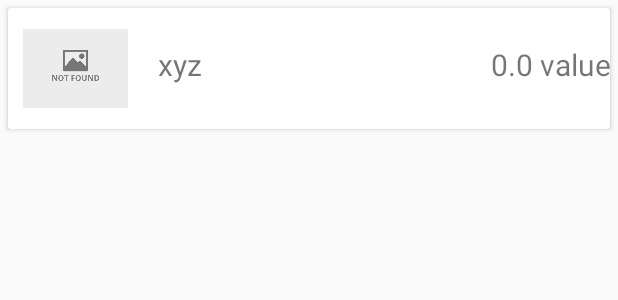
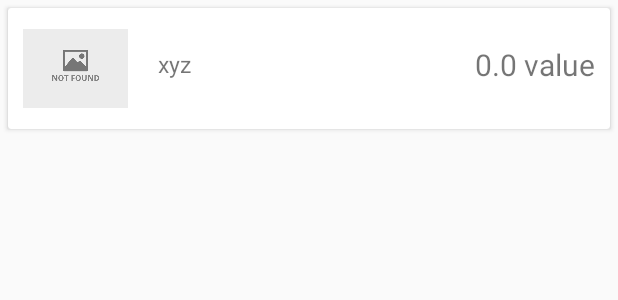
Before and after one commit to usamamzr/HomeAutomation, an Android app: the layout single_thing.xml on its own in the app's theme, with its tools: preview values and no code run, on a phone screen of 412 x 824 dp. Shown: the top 300 px of the screen. Run offline under Robolectric (Android 15) with nearby library versions, the phone set to English and light mode, and no system bars.

Commit message:
things added and displayed by room

```diff
--- a/app/src/main/res/layout/activity_rooms.xml
+++ b/app/src/main/res/layout/activity_rooms.xml
@@ -4,7 +4,7 @@
     xmlns:tools="http://schemas.android.com/tools"
     android:layout_width="match_parent"
     android:layout_height="match_parent"
-    android:background="@color/colorPrimaryLight"
+    android:background="@drawable/grad_back"
     tools:context=".Activities.RoomsActivity">
 
     <android.support.v7.widget.RecyclerView
--- a/app/src/main/res/layout/single_thing.xml
+++ b/app/src/main/res/layout/single_thing.xml
@@ -27,24 +27,34 @@
             android:layout_marginEnd="5dp"
             android:layout_marginBottom="5dp"
             android:gravity="center"
-            android:textSize="20sp"
+            android:textSize="15sp"
 
             android:text="xyz" />
 
-        <LinearLayout
+        <RelativeLayout
             android:layout_width="match_parent"
             android:layout_height="match_parent"
             android:gravity="end"
-            android:layout_marginBottom="5dp">
-
+            android:layout_marginBottom="5dp"
+            android:layout_marginEnd="7dp"
+            android:paddingEnd="3dp">
+            <Switch
+                android:id="@+id/switch2"
+                android:layout_width="wrap_content"
+                android:layout_height="match_parent"
+                android:gravity="center"
+                android:visibility="gone"/>
             <TextView
+                android:id="@+id/tv_value"
                 android:layout_width="wrap_content"
                 android:layout_height="match_parent"
                 android:gravity="center"
                 android:text="0.0 value"
                 android:textSize="20sp"/>
-        </LinearLayout>
+        </RelativeLayout>
 
     </LinearLayout>
 
+
+
 </android.support.v7.widget.CardView>
```
Also changed, not shown: app/src/main/java/com/example/usama/homeautomation/API/LaravelAPI.java (+7 -2 lines), app/src/main/java/com/example/usama/homeautomation/Activities/ThingsActivity.java (+38 -11 lines), app/src/main/java/com/example/usama/homeautomation/Adapters/ItemRecyclerAdapter.java (+11 -12 lines), app/src/main/java/com/example/usama/homeautomation/Adapters/ThingsRecyclerAdapter.java (+30 -6 lines), app/src/main/java/com/example/usama/homeautomation/MyDialogFragment.java (+63 -3 lines), 3 other files.
